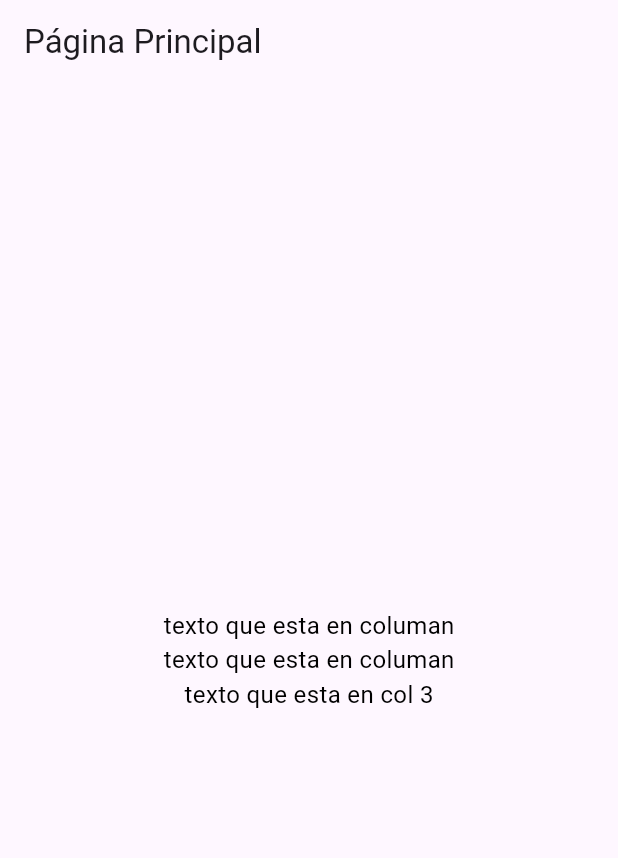
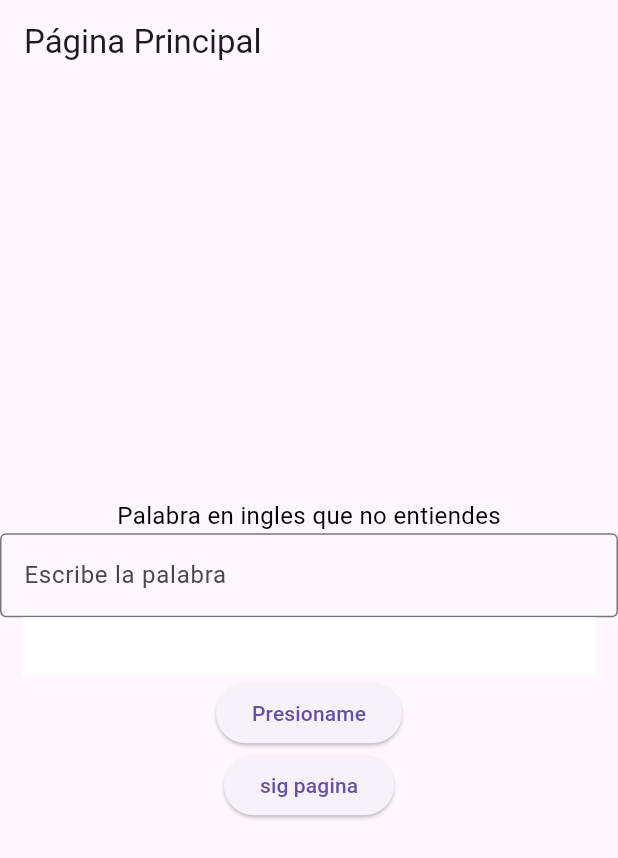
Before and after one commit to alfredLazaro/appFlut, a Flutter app: the screen it shows after launch, on a phone screen of 412 x 824 dp. Shown: the top 858 px of the screen. Run offline on Flutter 3.47's test engine with Material 3 defaults, Android fonts, the phone set to English and light mode, and no system bars.

Commit message:
la app se comporta bien

```diff
--- a/lib/main.dart
+++ b/lib/main.dart
@@ -1,5 +1,6 @@
 import 'package:flutter/material.dart';
 
+import 'screens/pagina2.dart';// importa la pagina 2
 void main() {
   runApp(MyApp());
 }
@@ -22,6 +23,8 @@ class MyApp extends StatelessWidget {
 }
 
 class MyHomePage extends StatelessWidget {
+  TextEditingController _controller = TextEditingController(); // Controlador de TextField
+
   @override
   Widget build(BuildContext context) {
     return Scaffold(
@@ -32,17 +35,44 @@ class MyHomePage extends StatelessWidget {
         child: Column(
           mainAxisAlignment: MainAxisAlignment.center,
           children:[
-            Text('texto que esta en columan'),
-            Text('texto que esta en columan'),
-            Text('texto que esta en col 3'),
+            Text('Palabra en ingles que no entiendes'),
+            TextField(
+              controller: _controller, //Asociamos el controlador al Textfield
+              decoration: InputDecoration(
+                labelText: 'Escribe la palabra',
+                border: OutlineInputBorder(),
+              ),
+            ),
+            Container(
+              padding: EdgeInsets.all(20),
+              margin: EdgeInsets.symmetric(horizontal: 15),
+              decoration: BoxDecoration(
+                color: Colors.white,
+
+              ),
+            ),
+            ElevatedButton(
+              onPressed: () {
+                print('texto ingresado: ${_controller.text}'); //Obtiene el texto y lo imprime
+              },
+              child: Text('Presioname'),
+            ),
+            Container(
+              margin: EdgeInsets.symmetric(horizontal:19),
+
+            ),
+            ElevatedButton(
+              onPressed: (){
+                Navigator.push(
+                  context,
+                  MaterialPageRoute(builder: (context)=>Pagina2()),
+                );
+                print('Boton sig Pagina');
+              },
+              child: Text('sig pagina'),
+            ),
           ],
-          child: Raw(
-          children:[
-            Text('fila 1 '),
-            Text('fila 2 '),
-            Text('fila 3 ')
-          ],
-        ),
+
         ),
       ),
     );
--- /dev/null
+++ b/lib/screens/pagina2.dart
@@ -0,0 +1,15 @@
+import 'package:flutter/material.dart';
+
+class Pagina2 extends StatelessWidget{
+    @override
+    Widget build(BuildContext context){
+        return Scaffold(
+            appBar: AppBar(
+                title: Text('Pagina 2'),
+            ),
+            body: Center(
+                child: Text('Segunda Pagina '),
+            ),
+        );
+    }
+}
```
Also changed, not shown: lib/screens/pagina1.dart (added, +25 -0 lines).
